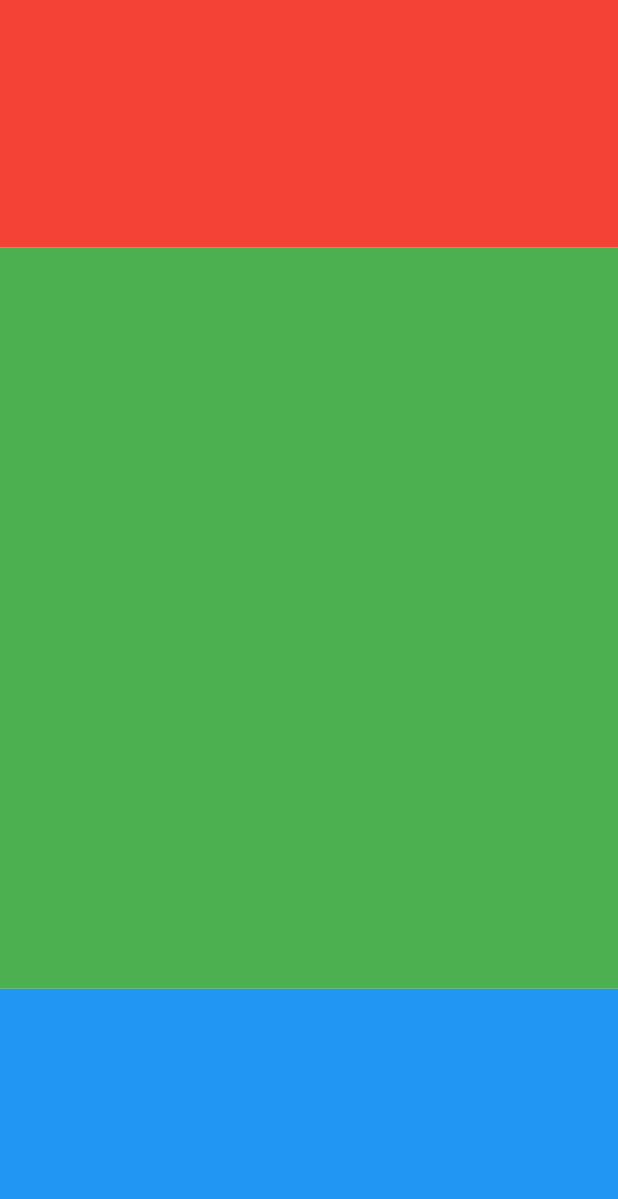
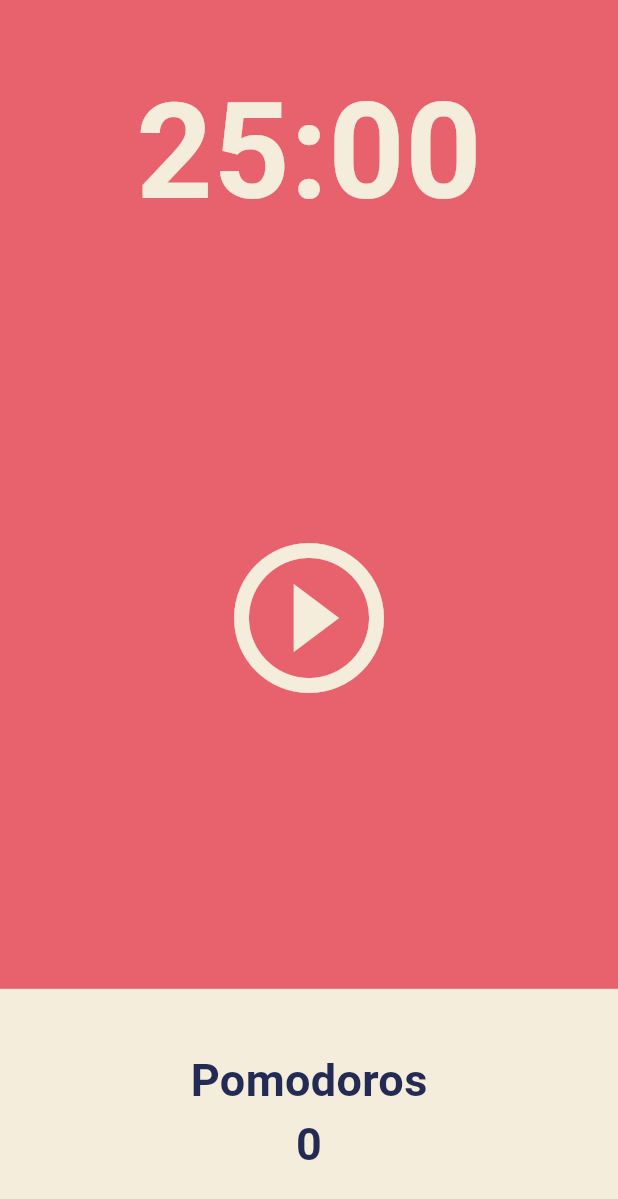
Before and after one commit to space-cap/Dart-Flutter-study-blog, a Flutter app: the screen it shows after launch, on a phone screen of 412 x 824 dp. Shown: the top 1199 px of the screen. Run offline on Flutter 3.47's test engine with Material 3 defaults, Android fonts, the phone set to English and light mode, and no system bars.

Commit message:
User Interface
User Interface

```diff
--- a/pomodoro_app/lib/screens/home_screen.dart
+++ b/pomodoro_app/lib/screens/home_screen.dart
@@ -11,24 +11,71 @@ class _HomeScreenState extends State<HomeScreen> {
   @override
   Widget build(BuildContext context) {
     return Scaffold(
+      backgroundColor: Theme.of(context).colorScheme.background,
       body: Column(
         children: [
           Flexible(
             flex: 1,
             child: Container(
-              decoration: const BoxDecoration(color: Colors.red),
+              alignment: Alignment.bottomCenter,
+              child: Text(
+                '25:00',
+                style: TextStyle(
+                  color: Theme.of(context).cardColor,
+                  fontSize: 89,
+                  fontWeight: FontWeight.w600,
+                ),
+              ),
             ),
           ),
           Flexible(
             flex: 3,
-            child: Container(
-              decoration: const BoxDecoration(color: Colors.green),
+            child: Center(
+              child: IconButton(
+                iconSize: 120,
+                color: Theme.of(context).cardColor,
+                onPressed: () {},
+                icon: const Icon(Icons.play_circle_outline),
+              ),
             ),
           ),
           Flexible(
             flex: 1,
-            child: Container(
-              decoration: const BoxDecoration(color: Colors.blue),
+            child: Row(
+              children: [
+                Expanded(
+                  child: Container(
+                    decoration:
+                        BoxDecoration(color: Theme.of(context).cardColor),
+                    child: Column(
+                        mainAxisAlignment: MainAxisAlignment.center,
+                        children: [
+                          Text(
+                            'Pomodoros',
+                            style: TextStyle(
+                              fontSize: 30,
+                              fontWeight: FontWeight.w600,
+                              color: Theme.of(context)
+                                  .textTheme
+                                  .displayLarge!
+                                  .color,
+                            ),
+                          ),
+                          Text(
+                            '0',
+                            style: TextStyle(
+                              fontSize: 30,
+                              fontWeight: FontWeight.w600,
+                              color: Theme.of(context)
+                                  .textTheme
+                                  .displayLarge!
+                                  .color,
+                            ),
+                          ),
+                        ]),
+                  ),
+                ),
+              ],
             ),
           ),
         ],
```
